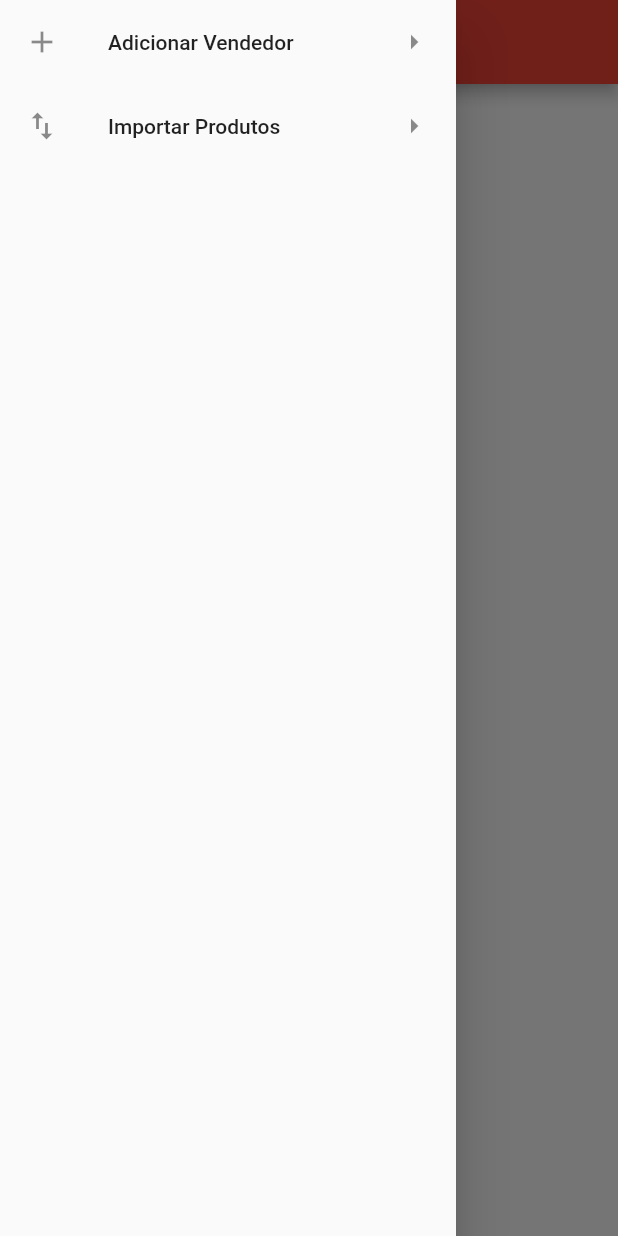
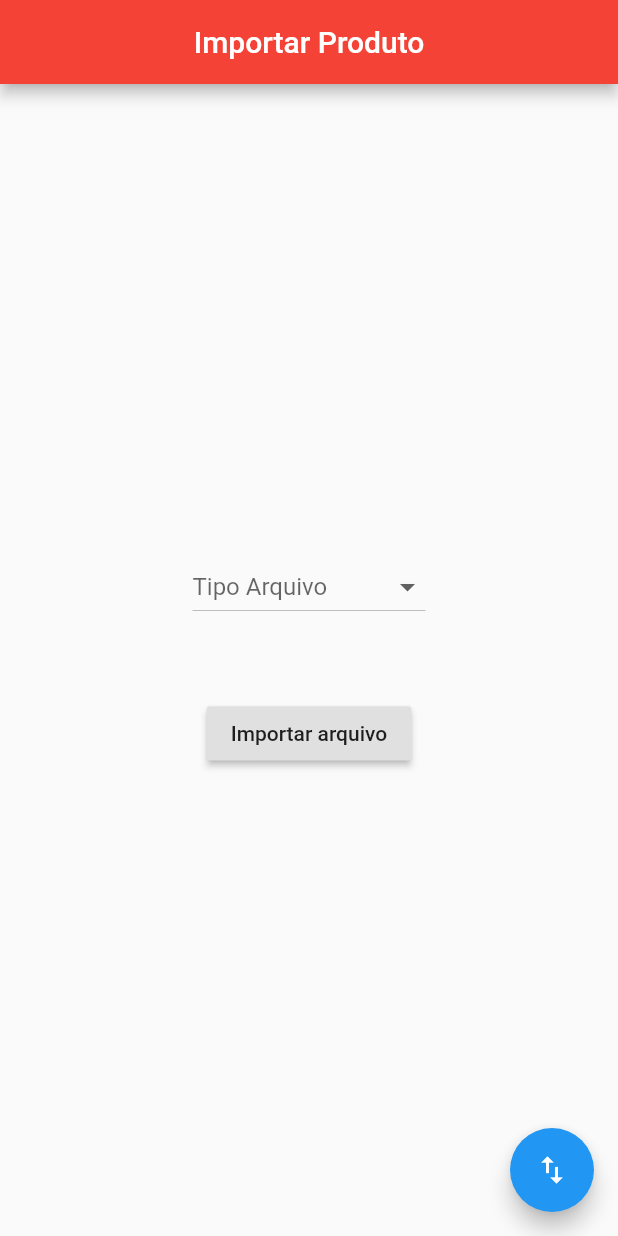
Before and after one commit to Tiago1106/venda_produto, a Flutter app: the screen it shows after launch, in the side drawer, after a tap on "Importar Produtos", on a phone screen of 412 x 824 dp. Run offline on Flutter 3.47's test engine with Material 2 defaults, Android fonts, the phone set to English and light mode, and no system bars; our stand-ins replace file_picker, sqflite; accounts and stored records are empty.

Commit message:
Add products import

```diff
--- /dev/null
+++ b/lib/models/produto_models.dart
@@ -0,0 +1,22 @@
+class Product {
+  String id;
+  String name;
+  String price;
+
+  Product({
+    this.id,
+    this.name,
+    this.price,
+  });
+
+  factory Product.fromJson(Map<String, dynamic> parsedJson) {
+    return Product(
+        id: parsedJson['id'],
+        name: parsedJson['nome'],
+        price: parsedJson['valor']);
+  }
+
+  static List<Product> fromJsonArray(Map<String, dynamic> parsedJson) {
+
+  }
+}
--- /dev/null
+++ b/lib/ui/import_produto.dart
@@ -0,0 +1,194 @@
+import 'package:flutter/material.dart';
+import 'package:flutter/services.dart';
+import 'package:file_picker/file_picker.dart';
+
+import 'package:flutter/material.dart';
+import 'dart:convert';
+import 'dart:async' show Future;
+import 'package:flutter/services.dart' show rootBundle;
+import 'package:venda_produto/models/produto_models.dart';
+
+
+
+void main() => runApp(new FilePickerDemo());
+
+class FilePickerDemo extends StatefulWidget {
+  @override
+  _FilePickerDemoState createState() => new _FilePickerDemoState();
+}
+
+class _FilePickerDemoState extends State<FilePickerDemo> {
+  String _fileName;
+  String _path;
+  Map<String, String> _paths;
+  String _extension;
+  bool _multiPick = false;
+  bool _hasValidMime = false;
+  FileType _pickingType;
+  TextEditingController _controller = new TextEditingController();
+
+
+  @override
+  void initState() {
+    super.initState();
+    _controller.addListener(() => _extension = _controller.text);
+  }
+
+  void _openFileExplorer() async {
+    if (_pickingType != FileType.CUSTOM || _hasValidMime) {
+      try {
+        if (_multiPick) {
+          _path = null;
+          _paths = await FilePicker.getMultiFilePath(type: _pickingType, fileExtension: _extension);
+        } else {
+          _paths = null;
+          _path = await FilePicker.getFilePath(type: _pickingType, fileExtension: _extension);
+        }
+      } on PlatformException catch (e) {
+        print("Unsupported operation" + e.toString());
+      }
+      if (!mounted) return;
+
+      setState(() {
+        _fileName = _path != null ? _path.split('/').last : _paths != null ? _paths.keys.toString() : '...';
+      });
+    }
+  }
+
+  @override
+  Widget build(BuildContext context) {
+    return new MaterialApp(
+      home: new Scaffold(
+        appBar: new AppBar(
+          title: const Text('Importar Produto'),
+          centerTitle: true,
+          backgroundColor: Colors.red,
+        ),
+        body: new Center(
+            child: new Padding(
+              padding: const EdgeInsets.only(left: 10.0, right: 10.0),
+              child: new SingleChildScrollView(
+                child: new Column(
+                  mainAxisAlignment: MainAxisAlignment.center,
+                  children: <Widget>[
+                    new Padding(
+                      padding: const EdgeInsets.only(top: 20.0),
+                      child: new DropdownButton(
+                          hint: new Text('Tipo Arquivo'),
+                          value: _pickingType,
+                          items: <DropdownMenuItem>[
+                            new DropdownMenuItem(
+                              child: new Text('FROM AUDIO'),
+                              value: FileType.AUDIO,
+                            ),
+                            new DropdownMenuItem(
+                              child: new Text('FROM IMAGE'),
+                              value: FileType.IMAGE,
+                            ),
+                            new DropdownMenuItem(
+                              child: new Text('FROM VIDEO'),
+                              value: FileType.VIDEO,
+                            ),
+                            new DropdownMenuItem(
+                              child: new Text('FROM ANY'),
+                              value: FileType.ANY,
+                            ),
+                            new DropdownMenuItem(
+                              child: new Text('CUSTOM FORMAT'),
+                              value: FileType.CUSTOM,
+                            ),
+                          ],
+                          onChanged: (value) => setState(() {
+                            _pickingType = value;
+                            if (_pickingType != FileType.CUSTOM) {
+                              _controller.text = _extension = '';
+                            }
+                          })),
+                    ),
+                    new ConstrainedBox(
+                      constraints: BoxConstraints.tightFor(width: 100.0),
+                      child: _pickingType == FileType.CUSTOM
+                          ? new TextFormField(
+                        maxLength: 15,
+                        autovalidate: true,
+                        controller: _controller,
+                        decoration: InputDecoration(labelText: 'File extension'),
+                        keyboardType: TextInputType.text,
+                        textCapitalization: TextCapitalization.none,
+                        validator: (value) {
+                          RegExp reg = new RegExp(r'[^a-zA-Z0-9]');
+                          if (reg.hasMatch(value)) {
+                            _hasValidMime = false;
+                            return 'Invalid format';
+                          }
+                          _hasValidMime = true;
+                        },
+                      )
+                          : new Container(),
+                    ),
+                    new Padding(
+                      padding: const EdgeInsets.only(top: 50.0, bottom: 20.0),
+                      child: new RaisedButton(
+                        onPressed: () => _openFileExplorer(),
+                        child: new Text("Importar arquivo"),
+                      ),
+                    ),
+                    new Builder(
+                      builder: (BuildContext context) => _path != null || _paths != null
+                          ? new Container(
+                              padding: const EdgeInsets.only(bottom: 30.0),
+                              height: MediaQuery.of(context).size.height * 0.50,
+                                child: new Scrollbar(
+                                  child: new ListView.separated(
+                                    itemCount: _paths != null && _paths.isNotEmpty ? _paths.length : 1,
+                                    itemBuilder: (BuildContext context, int index) {
+                                      final bool isMultiPath = _paths != null && _paths.isNotEmpty;
+                                      String name = 'File $index: ' + (isMultiPath ? _paths.keys.toList()[index] : _fileName ?? '...');
+                                      final path = isMultiPath ? _paths.values.toList()[index].toString() : _path;
+                                      final pathFinal = _path;
+
+                                      print(pathFinal);
+
+
+
+                                      return new ListTile(
+                                        title: new Text(
+                                          name,
+                                        ),
+                                        subtitle: new Text(path),
+                                      );
+                                    },
+                                    separatorBuilder: (BuildContext context, int index) => new Divider(),
+                                  )),
+                            )
+                          : new Container(),
+                    ),
+                  ],
+                ),
+              ),
+            )),
+
+        floatingActionButton: FloatingActionButton(
+            child: Icon(Icons.import_export),
+            onPressed: (){
+              carregaProduto();
+            }),
+      ),
+    );
+  }
+  Future<String> _carregaProdutoJson() async {
+    return await rootBundle.loadString(_path);
+  }
+  Future carregaProduto() async {
+    String jsonString = await _carregaProdutoJson();
+    final jsonResponse = json.decode(jsonString);
+
+    print(jsonString);
+    print(jsonResponse);
+
+    Product produto = new Product.fromJson(jsonResponse);
+
+    print(produto.name);
+  }
+
+}
--- a/lib/ui/vendedor_page.dart
+++ b/lib/ui/vendedor_page.dart
@@ -2,8 +2,9 @@ import 'package:flutter/material.dart';
 import 'package:flutter/rendering.dart';
 import 'package:venda_produto/models/vendedor_moldels.dart';
 import 'package:venda_produto/helpers/vendedor_helper.dart';
-import 'package:venda_produto/ui/list_produto.dart';
+import 'list_produto.dart';
 import 'register_vendedor.dart';
+import 'package:venda_produto/ui/import_produto.dart';
 
 class VendedorPage extends StatefulWidget {
   @override
@@ -49,7 +50,10 @@ class _VendedorPageState extends State<VendedorPage> {
                 leading: Icon(Icons.import_export),
                 trailing: Icon(Icons.arrow_right),
                 title: Text("Importar Produtos"),
-                onTap: (){},
+                onTap: (){
+                  Navigator.push(context,
+                      MaterialPageRoute(builder: (context) => FilePickerDemo()));
+                },
               ),
             ],
           ),
@@ -86,7 +90,7 @@ class _VendedorPageState extends State<VendedorPage> {
       ),
       onTap: (){
         Navigator.push(context,
-          MaterialPageRoute(builder: (context) => ListViewProduto())
+          MaterialPageRoute(builder: (context) => ListProduto()),
         );
       },
       onLongPress: (){
--- a/pubspec.yaml
+++ b/pubspec.yaml
@@ -25,11 +25,15 @@ dependencies:
   cupertino_icons: ^0.1.2
   sqflite: any
   http: ^0.12.0+4
+  file_picker: ^1.4.3+2
+
 
 dev_dependencies:
   flutter_test:
     sdk: flutter
 
+assets:
+  - assets/produtos.json
 
 # For information on the generic Dart part of this file, see the
 # following page: https://dart.dev/tools/pub/pubspec
```
Also changed, not shown: arquivo/produtos.json (deleted, +0 -14 lines), assets/produtos.json (added, +12 -0 lines), lib/helpers/api_produto.dart (deleted, +0 -11 lines), lib/models/api.dart (deleted, +0 -18 lines), lib/ui/list_produto.dart (+23 -27 lines), pubspec.lock, 1 other file.
